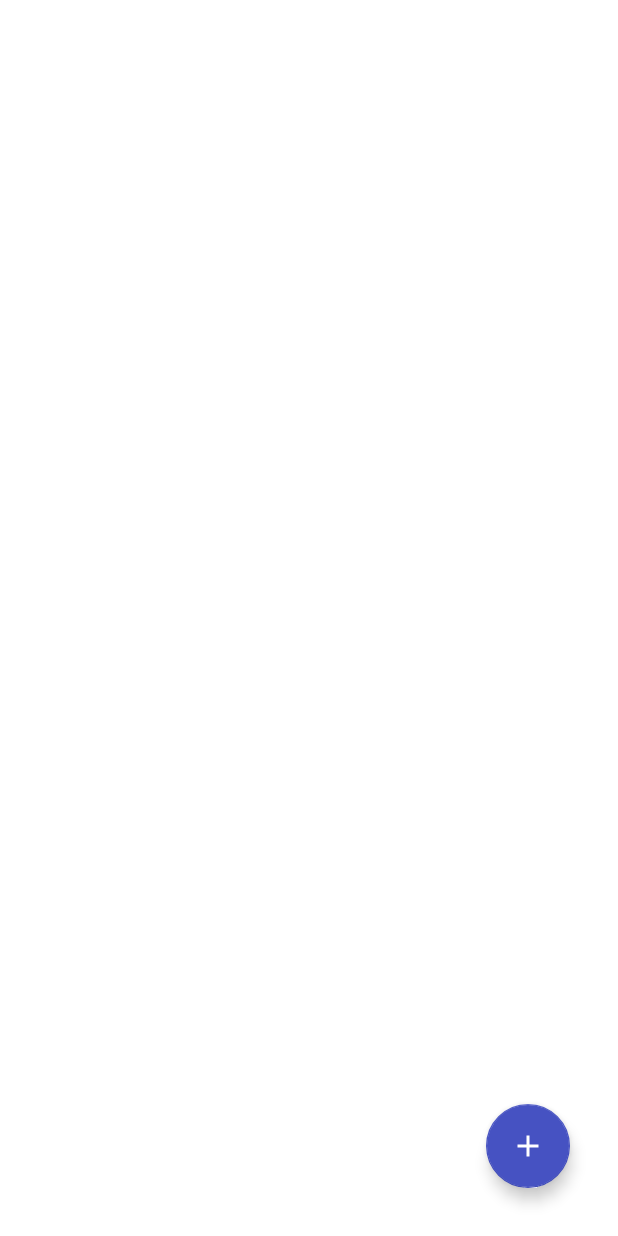
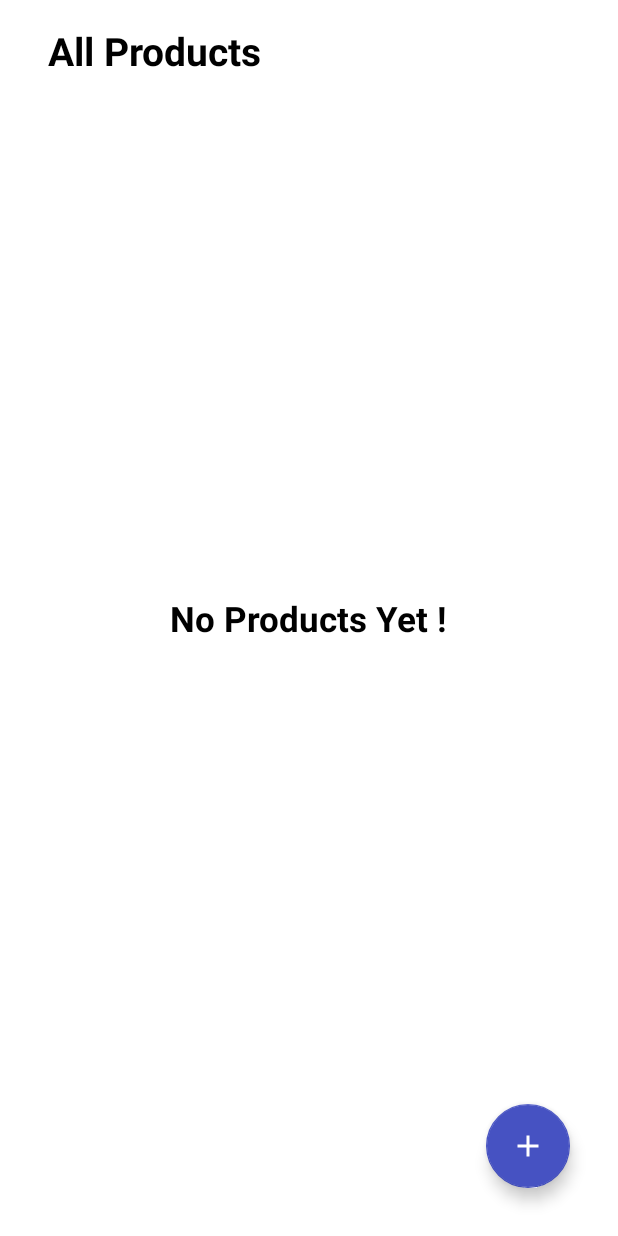
Before and after one commit to SeifEldinMohamed/FWD-Shoe-App, an Android app: the fragment ShoeListFragment shown on its own in the app's theme, on a phone screen of 412 x 824 dp. Run offline under Robolectric (Android 15) with nearby library versions, the phone set to English and light mode, and no system bars; our stand-ins replace Picasso, Timber, sdp/ssp sizes.

Commit message:
update ShoeListFragment.kt

```diff
--- a/app/src/main/java/com/seif/fwdshoestore/presentation/shoe_list/ShoeListFragment.kt
+++ b/app/src/main/java/com/seif/fwdshoestore/presentation/shoe_list/ShoeListFragment.kt
@@ -11,6 +11,7 @@ import com.seif.fwdshoestore.R
 import com.seif.fwdshoestore.databinding.FragmentShoeListBinding
 import com.seif.fwdshoestore.domain.model.Shoe
 import com.seif.fwdshoestore.presentation.add_shoe.AddShoeViewModel
+import com.seif.fwdshoestore.utils.hide
 import timber.log.Timber
 
 class ShoeListFragment : Fragment() {
@@ -33,11 +34,18 @@ class ShoeListFragment : Fragment() {
         binding.fabAddShoe.setOnClickListener {
             findNavController().navigate(R.id.action_shoeListFragment_to_addShoeFragment)
         }
+        observeShoe()
+        binding.rvShoeList.adapter = shoeAdapter
+    }
+
+    private fun observeShoe() {
         addShoeViewModel.shoe.observe(viewLifecycleOwner) { shoe ->
             Timber.d("onViewCreated: $shoe")
-            shoeList.add(shoe)
-            shoeAdapter.addShoeList(shoeList)
+            shoe?.let {
+                shoeList.add(it)
+                shoeAdapter.addShoeList(shoeList)
+            }
+            binding.tvNoProducts.hide()
         }
-        binding.rvShoeList.adapter = shoeAdapter
     }
 }
--- a/app/src/main/res/layout/fragment_shoe_list.xml
+++ b/app/src/main/res/layout/fragment_shoe_list.xml
@@ -11,14 +11,15 @@
         android:id="@+id/rv_shoe_list"
         android:layout_width="0dp"
         android:layout_height="0dp"
-        tools:listitem="@layout/item_shoe"
-        app:spanCount="2"
+        android:layout_marginTop="8dp"
         android:paddingVertical="@dimen/_8sdp"
         app:layoutManager="androidx.recyclerview.widget.GridLayoutManager"
         app:layout_constraintBottom_toBottomOf="parent"
         app:layout_constraintEnd_toEndOf="parent"
         app:layout_constraintStart_toStartOf="parent"
-        app:layout_constraintTop_toTopOf="parent" />
+        app:layout_constraintTop_toBottomOf="@+id/tv_title"
+        app:spanCount="2"
+        tools:listitem="@layout/item_shoe" />
 
     <com.google.android.material.floatingactionbutton.FloatingActionButton
         android:id="@+id/fab_add_shoe"
@@ -35,4 +36,32 @@
         tools:ignore="ImageContrastCheck">
 
     </com.google.android.material.floatingactionbutton.FloatingActionButton>
+
+    <TextView
+        android:id="@+id/tv_title"
+        android:layout_width="0dp"
+        android:layout_height="wrap_content"
+        android:layout_marginStart="32dp"
+        android:layout_marginTop="16dp"
+        android:layout_marginEnd="32dp"
+        android:text="@string/all_products"
+        android:textColor="@color/black"
+        android:textSize="@dimen/_20ssp"
+        android:textStyle="bold"
+        app:layout_constraintEnd_toEndOf="parent"
+        app:layout_constraintStart_toStartOf="parent"
+        app:layout_constraintTop_toTopOf="parent" />
+
+    <TextView
+        android:id="@+id/tv_no_products"
+        android:layout_width="wrap_content"
+        android:layout_height="wrap_content"
+        android:text="@string/no_products_yet"
+        android:textStyle="bold"
+        android:textSize="@dimen/_18ssp"
+        android:textColor="@color/black"
+        app:layout_constraintBottom_toBottomOf="parent"
+        app:layout_constraintEnd_toEndOf="parent"
+        app:layout_constraintStart_toStartOf="parent"
+        app:layout_constraintTop_toTopOf="parent" />
 </androidx.constraintlayout.widget.ConstraintLayout>
--- a/app/src/main/res/values/strings.xml
+++ b/app/src/main/res/values/strings.xml
@@ -20,6 +20,9 @@
     <!-- ShoeList Fragment-->
     <string name="add_shoe_fab">add shoe fab</string>
     <string name="shoe_image_description">shoe image</string>
+    <string name="all_products">All Products</string>
+    <string name="no_products_yet">No Products Yet !</string>
+
 
     <!-- Shoe Adapter -->
     <string name="egypt_currency">%1$s EGP</string>
```
